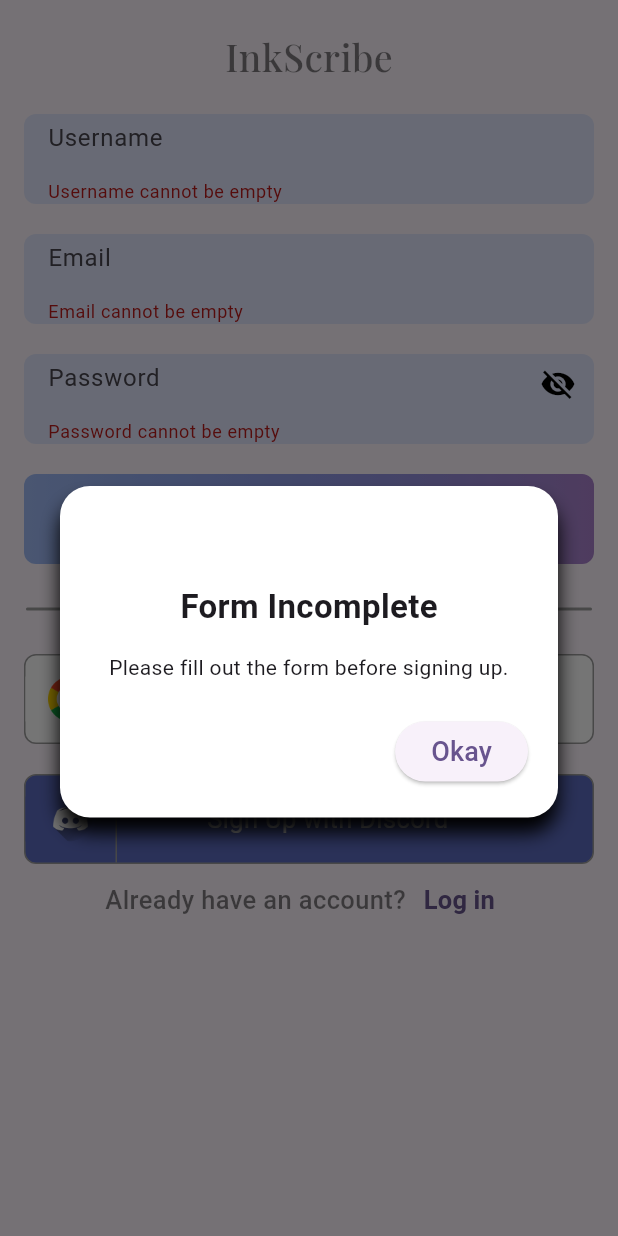
After one commit to anthonyarinze/inkscribe, a Flutter app: the screen it shows after launch, after a tap on "Sign Up", on a phone screen of 412 x 824 dp. The commit adds this screen. Run offline on Flutter 3.47's test engine with Material 2 defaults, Android fonts, the phone set to English and light mode, and no system bars; our stand-ins replace cloud_firestore, dio, firebase_auth, firebase_core, flutter_dotenv, flutter_secure_storage and 3 more; accounts and stored records are empty.

Commit message:
Auth Setup

```diff
--- a/lib/components/auth_button.dart
+++ b/lib/components/auth_button.dart
@@ -10,7 +10,6 @@ class AuthButton extends StatelessWidget {
     this.image,
     required this.onPressed,
     required this.text,
-    required this.hasImage,
   });
 
   final VoidCallback onPressed;
@@ -18,11 +17,12 @@ class AuthButton extends StatelessWidget {
   final Color? color;
   final String text;
   final String? image;
-  final bool hasImage;
 
   @override
   Widget build(BuildContext context) {
-    return Container(
+    return GestureDetector(
+      onTap: onPressed,
+      child: Container(
         height: 60.0,
         width: MediaQuery.of(context).size.width,
         margin: const EdgeInsets.symmetric(horizontal: 16.0),
@@ -47,6 +47,7 @@ class AuthButton extends StatelessWidget {
             ),
           ),
         ),
+      ),
     );
   }
 }
--- a/lib/components/auth_form_texfield.dart
+++ b/lib/components/auth_form_texfield.dart
@@ -6,14 +6,14 @@ import '../theme/palette.dart';
 class AuthFormTextField extends StatefulWidget {
   const AuthFormTextField({
     super.key,
-    required this.onSaved,
     required this.hintText,
     required this.isPassword,
+    required this.textEditingController,
   });
 
-  final Function(String?)? onSaved;
   final String hintText;
   final bool isPassword;
+  final TextEditingController textEditingController;
 
   @override
   State<AuthFormTextField> createState() => _AuthFormTextFieldState();
@@ -35,9 +35,37 @@ class _AuthFormTextFieldState extends State<AuthFormTextField> {
       child: Center(
         child: TextFormField(
           cursorHeight: 25.0,
-          obscureText: !isVisible,
-          onSaved: widget.onSaved,
           cursorColor: Palette.primePurple,
+          controller: widget.textEditingController,
+          obscureText: !isVisible && widget.isPassword,
+          validator: (value) {
+            if (widget.hintText == 'Username') {
+              if (value == null || value.isEmpty) {
+                return 'Username cannot be empty';
+              }
+            } else if (widget.hintText == 'Email') {
+              if (value == null || value.isEmpty) {
+                return 'Email cannot be empty';
+              }
+              if (!value.contains('@') || !value.contains('.')) {
+                return 'Invalid email address';
+              }
+            } else if (widget.hintText == 'Password') {
+              if (value == null || value.isEmpty) {
+                return 'Password cannot be empty';
+              }
+              if (value.length < 6) {
+                return 'Password must be at least 6 characters';
+              }
+              if (!value.contains(RegExp(r'[A-Z]'))) {
+                return 'Password must contain at least one capital letter';
+              }
+              if (!value.contains(RegExp(r'[!@#$%^&*(),.?":{}|<>]'))) {
+                return 'Password must contain at least one symbol';
+              }
+            }
+            return null;
+          },
           decoration: InputDecoration(
             border: InputBorder.none,
             hintText: widget.hintText,
@@ -52,7 +80,10 @@ class _AuthFormTextFieldState extends State<AuthFormTextField> {
                           isVisible = !isVisible;
                         });
                       },
-                      icon: Icon(isVisible ? Icons.visibility : Icons.visibility_off),
+                      icon: Icon(
+                        isVisible ? Icons.visibility : Icons.visibility_off,
+                        color: Colors.black,
+                      ),
                     )
                   : const SizedBox.shrink(),
             ),
--- /dev/null
+++ b/lib/components/dialog_card.dart
@@ -0,0 +1,96 @@
+import 'package:flutter/material.dart';
+import 'package:google_fonts/google_fonts.dart';
+
+class CustomDialogBox extends StatefulWidget {
+  final String title, descriptions, text;
+  final Function()? onPressed;
+
+  const CustomDialogBox({
+    super.key,
+    this.onPressed,
+    required this.title,
+    required this.descriptions,
+    required this.text,
+  });
+
+  @override
+  CustomDialogBoxState createState() => CustomDialogBoxState();
+}
+
+class CustomDialogBoxState extends State<CustomDialogBox> {
+  @override
+  Widget build(BuildContext context) {
+    return Dialog(
+      shape: RoundedRectangleBorder(
+        borderRadius: BorderRadius.circular(Constants.padding),
+      ),
+      elevation: 0,
+      backgroundColor: Colors.transparent,
+      child: contentBox(context),
+    );
+  }
+
+  contentBox(context) {
+    return Stack(
+      children: <Widget>[
+        Container(
+          padding: const EdgeInsets.only(
+            left: Constants.padding,
+            top: Constants.avatarRadius + Constants.padding,
+            right: Constants.padding,
+            bottom: Constants.padding,
+          ),
+          margin: const EdgeInsets.only(top: Constants.avatarRadius),
+          decoration: BoxDecoration(
+              shape: BoxShape.rectangle,
+              color: Colors.white,
+              borderRadius: BorderRadius.circular(
+                Constants.padding,
+              ),
+              boxShadow: const [
+                BoxShadow(
+                  color: Colors.black,
+                  offset: Offset(0, 10),
+                  blurRadius: 10,
+                ),
+              ]),
+          child: Column(
+            mainAxisSize: MainAxisSize.min,
+            children: <Widget>[
+              Text(
+                widget.title,
+                style: GoogleFonts.roboto(fontSize: 22, fontWeight: FontWeight.w600),
+              ),
+              const SizedBox(
+                height: 15,
+              ),
+              Text(
+                widget.descriptions,
+                style: GoogleFonts.roboto(fontSize: 14),
+                textAlign: TextAlign.center,
+              ),
+              const SizedBox(
+                height: 22,
+              ),
+              Align(
+                alignment: Alignment.bottomRight,
+                child: ElevatedButton(
+                    onPressed: widget.onPressed ?? () => Navigator.pop(context),
+                    child: Text(
+                      widget.text,
+                      style: GoogleFonts.roboto(fontSize: 18),
+                    )),
+              ),
+            ],
+          ),
+        ),
+      ],
+    );
+  }
+}
+
+class Constants {
+  Constants._();
+  static const double padding = 20;
+  static const double avatarRadius = 45;
+}
--- a/lib/pages/auth/login.dart
+++ b/lib/pages/auth/login.dart
@@ -1,11 +1,12 @@
 import 'package:flutter/material.dart';
 import 'package:google_fonts/google_fonts.dart';
 
+import '../../components/dialog_card.dart';
+import '../../utils/auth_service.dart';
 import '../../components/auth_button.dart';
 import '../../components/auth_form_texfield.dart';
 import '../../components/page_builder.dart';
 import '../../components/third_party_auth_button.dart';
-import '../../theme/palette.dart';
 
 class Login extends StatefulWidget {
   const Login({super.key});
@@ -16,14 +17,14 @@ class Login extends StatefulWidget {
 
 class _LoginState extends State<Login> {
   final _formKey = GlobalKey<FormState>();
-  String? _username;
-  String? _email;
-  String? _password;
+  final TextEditingController _email = TextEditingController();
+  final TextEditingController _password = TextEditingController();
 
-  void _submitForm() {
-    if (_formKey.currentState!.validate()) {
-      //Do something with formdata;
-    }
+  @override
+  void dispose() {
+    super.dispose();
+    _email.dispose();
+    _password.dispose();
   }
 
   @override
@@ -52,25 +53,34 @@ class _LoginState extends State<Login> {
                   children: [
                     AuthFormTextField(
                       hintText: 'Email',
-                      onSaved: (newValue) => _email = newValue,
                       isPassword: false,
+                      textEditingController: _email,
                     ),
                     AuthFormTextField(
+                      isPassword: true,
                       hintText: 'Password',
-                      onSaved: (newValue) => _password = newValue,
-                      isPassword: true,
+                      textEditingController: _password,
                     ),
                     Padding(
                       padding: const EdgeInsets.only(top: 10.0),
                       child: AuthButton(
-                        hasImage: false,
                         text: 'Login',
                         onPressed: () {
                           FormState? formState = _formKey.currentState;
                           if (formState!.validate()) {
-                            //DO something with form data
+                            AuthServices().loginWithEmailAndPassword(
+                              _email.text,
+                              _password.text,
+                            );
                           } else {
-                            // Display error message to user;
+                            showDialog(
+                              context: context,
+                              builder: (context) => const CustomDialogBox(
+                                title: 'Form Incomplete',
+                                descriptions: 'Please fill out the form before signing up.',
+                                text: 'Okay',
+                              ),
+                            );
                           }
                         },
                       ),
--- a/lib/pages/auth/sign_up.dart
+++ b/lib/pages/auth/sign_up.dart
@@ -1,11 +1,13 @@
 import 'package:flutter/material.dart';
 import 'package:google_fonts/google_fonts.dart';
-import 'package:inkscribe/components/auth_button.dart';
-import 'package:inkscribe/components/page_builder.dart';
-import 'package:inkscribe/components/third_party_auth_button.dart';
-import 'package:inkscribe/pages/auth/login.dart';
-import 'package:inkscribe/theme/palette.dart';
 
+import '../../components/auth_button.dart';
+import '../../components/dialog_card.dart';
+import '../../components/page_builder.dart';
+import '../../components/third_party_auth_button.dart';
+import 'login.dart';
+import '../master.dart';
+import '../../utils/auth_service.dart';
 import '../../components/auth_form_texfield.dart';
 
 class SignUp extends StatefulWidget {
@@ -17,14 +19,16 @@ class SignUp extends StatefulWidget {
 
 class _SignUpState extends State<SignUp> {
   final _formKey = GlobalKey<FormState>();
-  String? _username;
-  String? _email;
-  String? _password;
+  final TextEditingController _username = TextEditingController();
+  final TextEditingController _email = TextEditingController();
+  final TextEditingController _password = TextEditingController();
 
-  void _submitForm() {
-    if (_formKey.currentState!.validate()) {
-      //Do something with formdata;
-    }
+  @override
+  void dispose() {
+    super.dispose();
+    _username.dispose();
+    _email.dispose();
+    _password.dispose();
   }
 
   @override
@@ -53,31 +57,59 @@ class _SignUpState extends State<SignUp> {
                 child: Column(
                   children: [
                     AuthFormTextField(
+                      isPassword: false,
                       hintText: 'Username',
-                      onSaved: (newValue) => _username = newValue,
-                      isPassword: false,
+                      textEditingController: _username,
                     ),
                     AuthFormTextField(
                       hintText: 'Email',
-                      onSaved: (newValue) => _email = newValue,
                       isPassword: false,
+                      textEditingController: _email,
                     ),
                     AuthFormTextField(
+                      isPassword: true,
                       hintText: 'Password',
-                      onSaved: (newValue) => _password = newValue,
-                      isPassword: true,
+                      textEditingController: _password,
                     ),
                     Padding(
                       padding: const EdgeInsets.only(top: 10.0),
                       child: AuthButton(
-                        hasImage: false,
                         text: 'Sign Up',
                         onPressed: () {
                           FormState? formState = _formKey.currentState;
                           if (formState!.validate()) {
-                            //DO something with form data
+                            AuthServices()
+                                .signUpWithEmailAndPassword(
+                                  _username.text.toString(),
+                                  _email.text.trim(),
+                                  _password.text.toString(),
+                                )
+                                .then(
+                                  (value) => showDialog(
+                                    context: context,
+                                    builder: (context) => CustomDialogBox(
+                                      title: 'Account Created',
+                                      descriptions: 'Your account has been successfully created :)',
+                                      text: 'Okay',
+                                      onPressed: () => Navigator.push(
+                                        context,
+                                        ZoomPageRoute(
+                                          page: const Master(),
+                                        ),
+                                      ),
+                                    ),
+                                  ),
+                                );
                           } else {
                             // Display error message to user;
+                            showDialog(
+                              context: context,
+                              builder: (context) => const CustomDialogBox(
+                                title: 'Form Incomplete',
+                                descriptions: 'Please fill out the form before signing up.',
+                                text: 'Okay',
+                              ),
+                            );
                           }
                         },
                       ),
--- /dev/null
+++ b/lib/utils/auth_service.dart
@@ -0,0 +1,44 @@
+import 'package:firebase_auth/firebase_auth.dart';
+import 'package:cloud_firestore/cloud_firestore.dart';
+import 'package:inkscribe/utils/functions.dart';
+
+class AuthServices {
+  static final FirebaseAuth _auth = FirebaseAuth.instance;
+  static final FirebaseFirestore _firestore = FirebaseFirestore.instance;
+
+  Future<void> signUpWithEmailAndPassword(String username, String email, String password) async {
+    try {
+      UserCredential userCredential = await _auth.createUserWithEmailAndPassword(
+        email: email,
+        password: password,
+      );
+      await _firestore.collection('users').doc(userCredential.user!.uid).set({
+        'username': username,
+      });
+
+      //Cache username locally
+      await ReusableFunctions().cacheUsername(username);
+    } on FirebaseAuthException catch (error) {
+      ReusableFunctions.logError(error.message);
+    }
+  }
+
+  Future<void> loginWithEmailAndPassword(String email, String password) async {
+    try {
+      await _auth.signInWithEmailAndPassword(
+        email: email,
+        password: password,
+      );
+    } on FirebaseAuthException catch (error) {
+      ReusableFunctions.logError(error.message);
+    }
+  }
+
+  Future<void> logout() async {
+    try {
+      await _auth.signOut();
+    } on FirebaseAuthException catch (error) {
+      ReusableFunctions.logError(error.message);
+    }
+  }
+}
--- a/lib/utils/functions.dart
+++ b/lib/utils/functions.dart
@@ -1,9 +1,12 @@
 import 'dart:io';
 
 import 'package:dio/dio.dart';
+import 'package:flutter_secure_storage/flutter_secure_storage.dart';
 import 'package:logger/logger.dart';
 
 class ReusableFunctions {
+  static const FlutterSecureStorage flutterSecureStorage = FlutterSecureStorage();
+
   static final Logger logger = Logger(printer: PrettyPrinter(colors: true, printTime: true, printEmojis: true));
 
   static void logInfo(dynamic message) => logger.i(message);
@@ -26,4 +29,12 @@ class ReusableFunctions {
       return false;
     }
   }
+
+  Future<void> cacheUsername(String username) async {
+    flutterSecureStorage.write(key: 'username', value: username);
+  }
+
+  Future<String?> getCachedUsername() async {
+    return flutterSecureStorage.read(key: 'username');
+  }
 }
--- a/pubspec.yaml
+++ b/pubspec.yaml
@@ -23,6 +23,9 @@ dependencies:
   flutter_dotenv: ^5.1.0
   shimmer: ^3.0.0
   firebase_core: ^2.15.1
+  firebase_auth: ^4.8.0
+  cloud_firestore: ^4.9.0
+  flutter_secure_storage: ^8.0.0
 
 dev_dependencies:
   flutter_test:
```
Also changed, not shown: lib/pages/home_page.dart (+27 -8 lines), pubspec.lock, 8 other files. Lines whose indentation alone changed are shown as unchanged.
